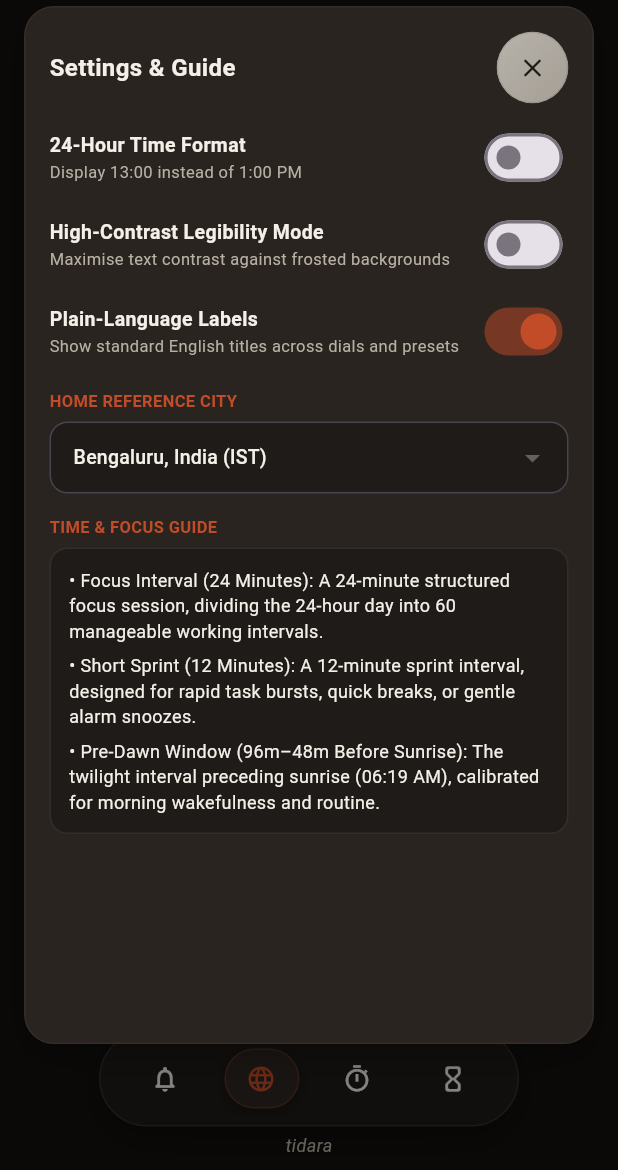
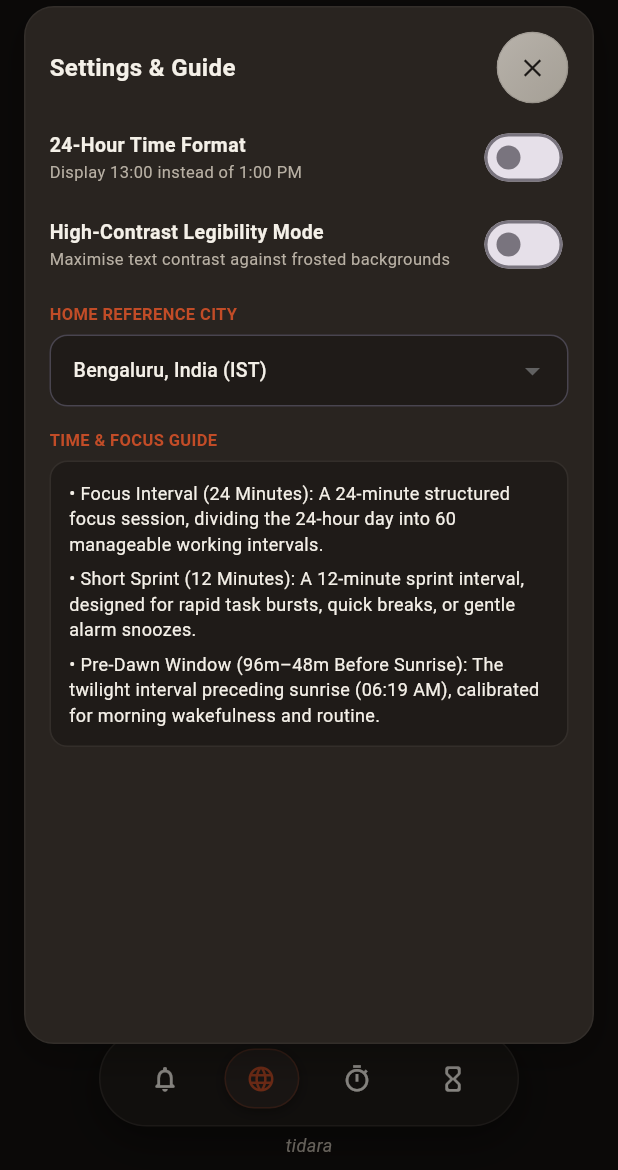
Before and after one commit to NaveenSuresh07/tidara_smartclock, a Flutter app: the screen it shows after launch, after a tap on the "nightlight round" icon, after a tap on the "volume up" icon, after a tap on the "tune" icon, on a phone screen of 412 x 824 dp, the part 66-1236 px from its top. Run offline on Flutter 3.47's test engine with Material 3 defaults, Android fonts, the phone set to English and light mode, and no system bars; our stand-ins replace flutter_bloc, flutter_secure_storage, timezone; missing offline and left inert: cryptography; Roboto replaces fonts that are missing (Georgia, Plus Jakarta Sans); project files that could hold a hidden picture were left out.

Commit message:
refactor: remove no-op Plain-Language Labels switch from Settings UI and bump version to 1.0.1

```diff
--- a/lib/features/shell/settings_modal.dart
+++ b/lib/features/shell/settings_modal.dart
@@ -16,13 +16,11 @@ class SettingsAndGlossaryModal extends StatelessWidget {
   final WorldCity alarmHomeCity;
   final bool use24HourFormat;
   final bool highContrastMode;
-  final bool plainLanguageVedic;
   final bool enableDebugDiagnostics;
   final bool? showDiagnosticsOverride;
   final VoidCallback? onOpenSecurityDiagnostics;
   final ValueChanged<bool> onToggle24Hour;
   final ValueChanged<bool> onToggleHighContrast;
-  final ValueChanged<bool> onTogglePlainLanguage;
   final ValueChanged<WorldCity> onSelectAlarmHomeCity;
   final VoidCallback onClose;
 
@@ -33,13 +31,11 @@ class SettingsAndGlossaryModal extends StatelessWidget {
     required this.alarmHomeCity,
     required this.use24HourFormat,
     required this.highContrastMode,
-    required this.plainLanguageVedic,
     this.enableDebugDiagnostics = kDebugMode && kShowSecurityDiagnostics,
     this.showDiagnosticsOverride,
     this.onOpenSecurityDiagnostics,
     required this.onToggle24Hour,
     required this.onToggleHighContrast,
-    required this.onTogglePlainLanguage,
     required this.onSelectAlarmHomeCity,
     required this.onClose,
   });
@@ -159,39 +155,6 @@ class SettingsAndGlossaryModal extends StatelessWidget {
                         Switch(
                           value: highContrastMode,
                           onChanged: onToggleHighContrast,
-                          activeColor: palette.accentPrimary,
-                        ),
-                      ],
-                    ),
-                    const SizedBox(height: 10),
-                    Row(
-                      mainAxisAlignment: MainAxisAlignment.spaceBetween,
-                      children: [
-                        Expanded(
-                          child: Column(
-                            crossAxisAlignment: CrossAxisAlignment.start,
-                            children: [
-                              Text(
-                                'Plain-Language Labels',
-                                style: TextStyle(
-                                  fontSize: 13,
-                                  fontWeight: FontWeight.w600,
-                                  color: palette.textPrimary,
-                                ),
-                              ),
-                              Text(
-                                'Show standard English titles across dials and presets',
-                                style: TextStyle(
-                                  fontSize: 11,
-                                  color: palette.textSecondary,
-                                ),
-                              ),
-                            ],
-                          ),
-                        ),
-                        Switch(
-                          value: plainLanguageVedic,
-                          onChanged: onTogglePlainLanguage,
                           activeColor: palette.accentPrimary,
                         ),
                       ],
--- a/lib/features/shell/tidara_shell_screen.dart
+++ b/lib/features/shell/tidara_shell_screen.dart
@@ -349,7 +349,6 @@ class TidaraShellScreenState extends State<TidaraShellScreen>
     required CircadianEphemeris alarmEphem,
     required WorldCity alarmHomeCity,
     required bool use24HourFormat,
-    required bool plainLanguageVedic,
   }) {
     switch (activeIndex) {
       case 0:
@@ -363,7 +362,6 @@ class TidaraShellScreenState extends State<TidaraShellScreen>
               wakeMinutes: alarmState.wakeMinutes,
               alarms: alarmState.alarms,
               use24HourFormat: use24HourFormat,
-              plainLanguageVedic: plainLanguageVedic,
               customMusicName: context
                   .read<FocusTimerCubit>()
                   .state
@@ -638,8 +636,6 @@ class TidaraShellScreenState extends State<TidaraShellScreen>
                                   alarmEphem: alarmEphem,
                                   alarmHomeCity: alarmState.homeCity,
                                   use24HourFormat: prefState.use24HourFormat,
-                                  plainLanguageVedic:
-                                      prefState.plainLanguageVedic,
                                 ),
                               ),
                             ),
@@ -666,7 +662,6 @@ class TidaraShellScreenState extends State<TidaraShellScreen>
                           alarmHomeCity: alarmState.homeCity,
                           use24HourFormat: prefState.use24HourFormat,
                           highContrastMode: prefState.highContrastMode,
-                          plainLanguageVedic: prefState.plainLanguageVedic,
                           enableDebugDiagnostics:
                               kDebugMode && kShowSecurityDiagnostics,
                           onOpenSecurityDiagnostics: () {
@@ -675,7 +670,6 @@ class TidaraShellScreenState extends State<TidaraShellScreen>
                           },
                           onToggle24Hour: prefCubit.toggle24HourFormat,
                           onToggleHighContrast: prefCubit.toggleHighContrast,
-                          onTogglePlainLanguage: prefCubit.togglePlainLanguage,
                           onSelectAlarmHomeCity: alarmCubit.setHomeCity,
                           onClose: () => prefCubit.toggleSettingsModal(false),
                         ),
--- a/lib/features/smart_alarm/smart_alarm_tab.dart
+++ b/lib/features/smart_alarm/smart_alarm_tab.dart
@@ -60,7 +60,6 @@ class SmartAlarmTab extends StatelessWidget {
   final int wakeMinutes;
   final List<AlarmRhythm> alarms;
   final bool use24HourFormat;
-  final bool plainLanguageVedic;
   final String? customMusicName;
   final ValueChanged<int> onWakeMinutesChanged;
   final ValueChanged<AlarmRhythm> onSaveAlarm;
@@ -97,7 +96,6 @@ class SmartAlarmTab extends StatelessWidget {
     required this.wakeMinutes,
     required this.alarms,
     required this.use24HourFormat,
-    required this.plainLanguageVedic,
     required this.customMusicName,
     required this.onWakeMinutesChanged,
     required this.onSaveAlarm,
@@ -304,7 +302,6 @@ class SmartAlarmTab extends StatelessWidget {
             sunriseMinutesFromMidnight: alarmEphem.sunriseLocalMinutes,
             palette: palette,
             use24Hour: use24HourFormat,
-            plainLanguage: plainLanguageVedic,
             onChangeWakeMinutes: onWakeMinutesChanged,
           ),
           const SizedBox(height: 10),
--- a/lib/features/smart_alarm/sunrise_arc_dial.dart
+++ b/lib/features/smart_alarm/sunrise_arc_dial.dart
@@ -12,7 +12,6 @@ class SunriseArcDialWidget extends StatelessWidget {
   final int sunriseMinutesFromMidnight;
   final TidaraPalette palette;
   final bool use24Hour;
-  final bool plainLanguage;
   final ValueChanged<int> onChangeWakeMinutes;
 
   const SunriseArcDialWidget({
@@ -21,7 +20,6 @@ class SunriseArcDialWidget extends StatelessWidget {
     required this.sunriseMinutesFromMidnight,
     required this.palette,
     required this.use24Hour,
-    required this.plainLanguage,
     required this.onChangeWakeMinutes,
   });
 
--- a/pubspec.yaml
+++ b/pubspec.yaml
@@ -16,7 +16,7 @@ publish_to: 'none' # Remove this line if you wish to publish to pub.dev
 # https://developer.apple.com/library/archive/documentation/General/Reference/InfoPlistKeyReference/Articles/CoreFoundationKeys.html
 # In Windows, build-name is used as the major, minor, and patch parts
 # of the product and file versions while build-number is used as the build suffix.
-version: 1.0.0+1
+version: 1.0.1+2
 
 environment:
   sdk: ^3.8.1
```
Also changed, not shown: 9 other files.
